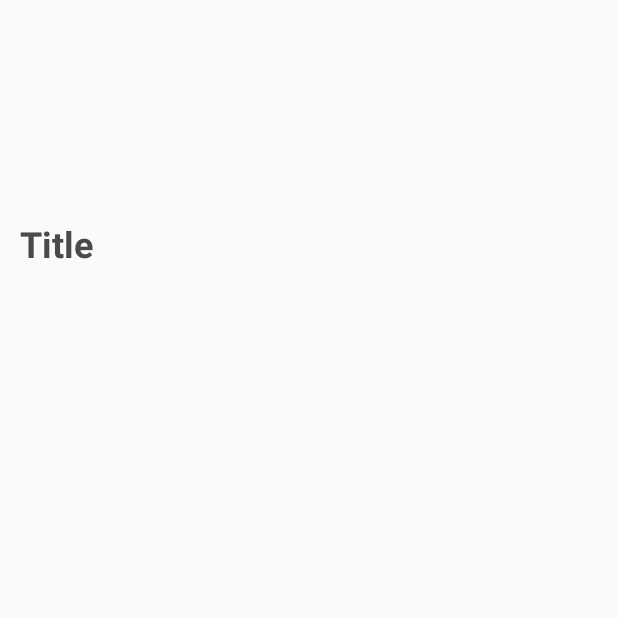
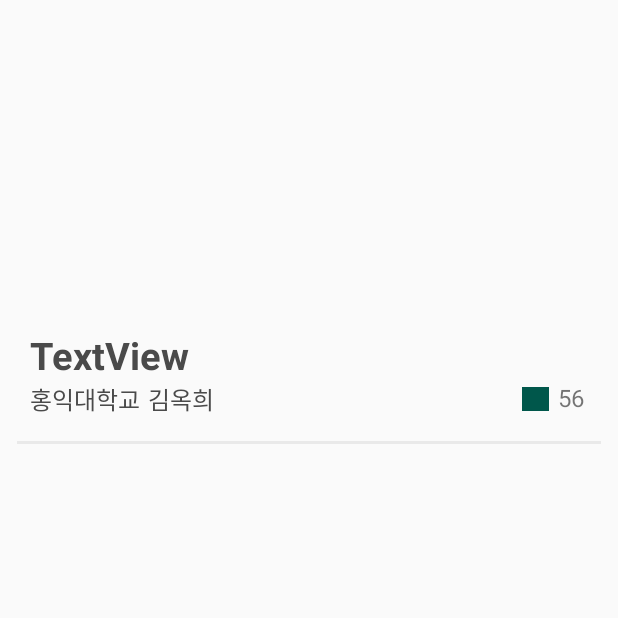
Before and after one commit to soptart/Client-Android, an Android app: the DetailProductActivity screen opened directly, with no data from a screen before it, on a phone screen of 412 x 824 dp, the top half of it. Before the commit the part shown is almost empty. Run offline under Robolectric (Android 15) with nearby library versions, the phone set to English and light mode, and no system bars.

Commit message:
before merge

```diff
--- a/app/build.gradle
+++ b/app/build.gradle
@@ -36,5 +36,4 @@ dependencies {
     testImplementation 'junit:junit:4.12'
     androidTestImplementation 'com.android.support.test:runner:1.0.2'
     androidTestImplementation 'com.android.support.test.espresso:espresso-core:3.0.2'
-
 }
--- a/app/src/main/java/com/artoo/sopt23/artoo_client_android/Fragment/HomeTodayFragment.kt
+++ b/app/src/main/java/com/artoo/sopt23/artoo_client_android/Fragment/HomeTodayFragment.kt
@@ -10,6 +10,8 @@ import android.view.LayoutInflater
 import android.view.View
 import android.view.ViewGroup
 import android.widget.LinearLayout
+import android.widget.TextClock
+import android.widget.TextView
 import com.artoo.sopt23.artoo_client_android.Adapter.HomeTodayRecyclerViewAdapter
 import com.artoo.sopt23.artoo_client_android.Data.TodayData
 
@@ -28,8 +30,8 @@ class HomeTodayFragment : Fragment() {
         val view: View = inflater.inflate(R.layout.fragment_home_today, container, false)
         setTodayView(view)
         setOnBtnClickListener(view)
+
         return view
-
     }
 
     override fun onActivityCreated(savedInstanceState: Bundle?) {
@@ -69,7 +71,7 @@ class HomeTodayFragment : Fragment() {
 
     }
 
-    private fun setOnBtnClickListener(view: View){
+    private fun setOnBtnClickListener(view:View){
 
         view.img_fragment_today_artist0.setOnClickListener {
             view.txt_fragment_today_detail_artist.text = "최윤정 작가"
--- a/app/src/main/res/layout/activity_detail_product.xml
+++ b/app/src/main/res/layout/activity_detail_product.xml
@@ -6,24 +6,78 @@
     android:layout_width="match_parent"
     android:layout_height="match_parent"
     tools:context=".DetailProductActivity">
+
     <LinearLayout
         android:layout_width="match_parent"
         android:layout_height="match_parent"
         android:orientation="vertical">
+
         <ImageView
-            android:id="@+id/img_detail_product"
+            android:id="@+id/iv_activity_detail_product"
             android:layout_width="match_parent"
-            android:layout_height="140dp"
-            tools:srcCompat="@tools:sample/backgrounds/scenic[16]"
-            android:scaleType="centerCrop"/>
+            android:layout_height="210dp"
+            android:scaleType="centerCrop"
+            tools:srcCompat="@tools:sample/backgrounds/scenic[16]" />
+
         <TextView
-            android:layout_marginTop="6dp"
-            android:layout_marginLeft="13.3dp"
+            android:id="@+id/tv_activity_detail_product_title"
             android:layout_width="wrap_content"
             android:layout_height="wrap_content"
-            android:text="Title"
-            android:textSize="24sp"
-            android:textStyle="bold"
-            android:textColor="#4a4a4a"/>
+            android:layout_marginLeft="20dp"
+            android:layout_marginTop="9dp"
+            android:text="TextView"
+            android:textColor="#4a4a4a"
+            android:textSize="25sp"
+            android:textStyle="bold" />
+
+        <RelativeLayout
+            android:layout_width="match_parent"
+            android:layout_height="wrap_content"
+            android:layout_marginLeft="20dp">
+
+            <TextView
+                android:id="@+id/tv_activity_detail_product_university"
+                android:layout_width="wrap_content"
+                android:layout_height="wrap_content"
+                android:layout_marginRight="5dp"
+                android:text="홍익대학교"
+                android:textColor="#4a4a4a"
+                android:textSize="16sp" />
+
+            <TextView
+                android:id="@+id/tv_activity_detail_product_artist"
+                android:layout_width="wrap_content"
+                android:layout_height="wrap_content"
+                android:layout_toRightOf="@id/tv_activity_detail_product_university"
+                android:text="김옥희"
+                android:textColor="#4a4a4a"
+                android:textSize="16sp" />
+
+            <ImageView
+                android:id="@+id/iv_activity_detail_product_like"
+                android:layout_width="18dp"
+                android:layout_height="16dp"
+                android:layout_centerVertical="true"
+                android:layout_marginRight="6dp"
+                android:layout_toLeftOf="@id/tv_activity_detail_product_likenum"
+                android:background="@color/colorPrimaryDark" />
+
+            <TextView
+                android:id="@+id/tv_activity_detail_product_likenum"
+                android:layout_width="18dp"
+                android:layout_height="wrap_content"
+                android:layout_alignParentRight="true"
+                android:text="56"
+                android:textSize="16sp"
+                android:layout_marginRight="22dp"/>
+        </RelativeLayout>
+        <RelativeLayout
+            android:layout_width="match_parent"
+            android:layout_height="2dp"
+            android:layout_marginTop="16dp"
+            android:layout_marginLeft="11dp"
+            android:layout_marginRight="11dp"
+            android:background="#e9e9e9">
+        </RelativeLayout>
     </LinearLayout>
 </ScrollView>
--- a/app/src/main/res/layout/fragment_home_theme.xml
+++ b/app/src/main/res/layout/fragment_home_theme.xml
@@ -5,4 +5,6 @@
     android:layout_width="match_parent"
     android:layout_height="match_parent"
     android:scrollbars="vertical"
-        app:layoutManager="android.support.v7.widget.LinearLayoutManager"/>
+    app:layoutManager="android.support.v7.widget.LinearLayoutManager"
+    android:orientation="vertical">
+</android.support.v7.widget.RecyclerView>
--- a/app/src/main/res/values/colors.xml
+++ b/app/src/main/res/values/colors.xml
@@ -1,7 +1,7 @@
 <?xml version="1.0" encoding="utf-8"?>
 <resources>
     <color name="colorPrimary">#008577</color>
-    <color name="colorPrimaryDark">#00574B</color>
+    <color name="colorPrimaryDark">#00574b</color>
     <color name="colorAccent">#D81B60</color>
     <color name="colorMainBlack">#3a3a3a</color>
 </resources>
```
Also changed, not shown: app/src/main/res/drawable/my_button.xml (added, +15 -0 lines), app/src/main/res/layout/rv_item_home_theme_hashtag.xml (added, +16 -0 lines). Lines whose indentation alone changed are shown as unchanged.
